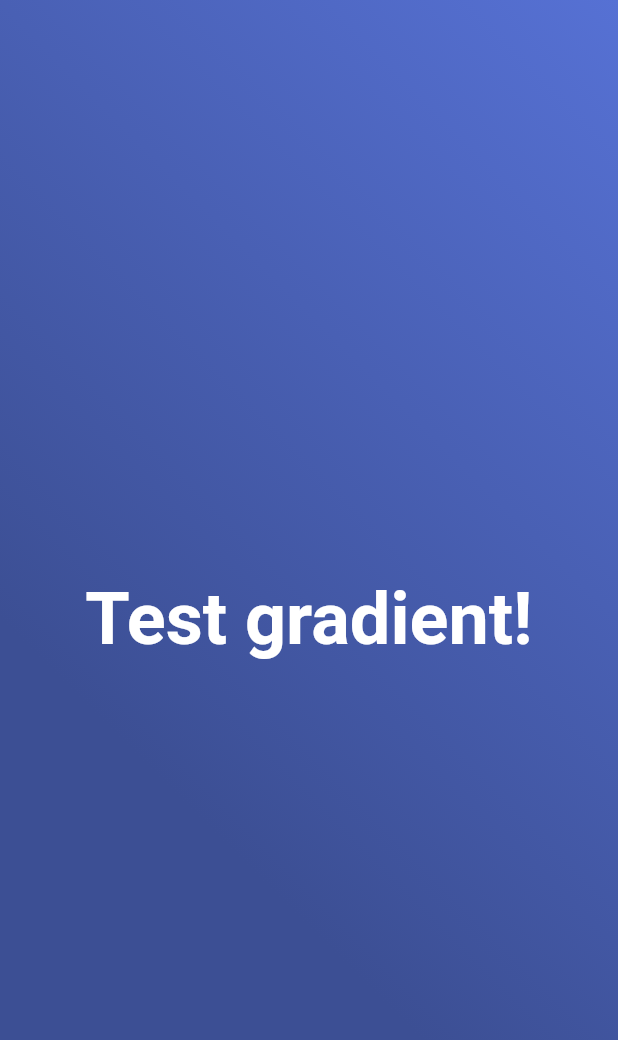
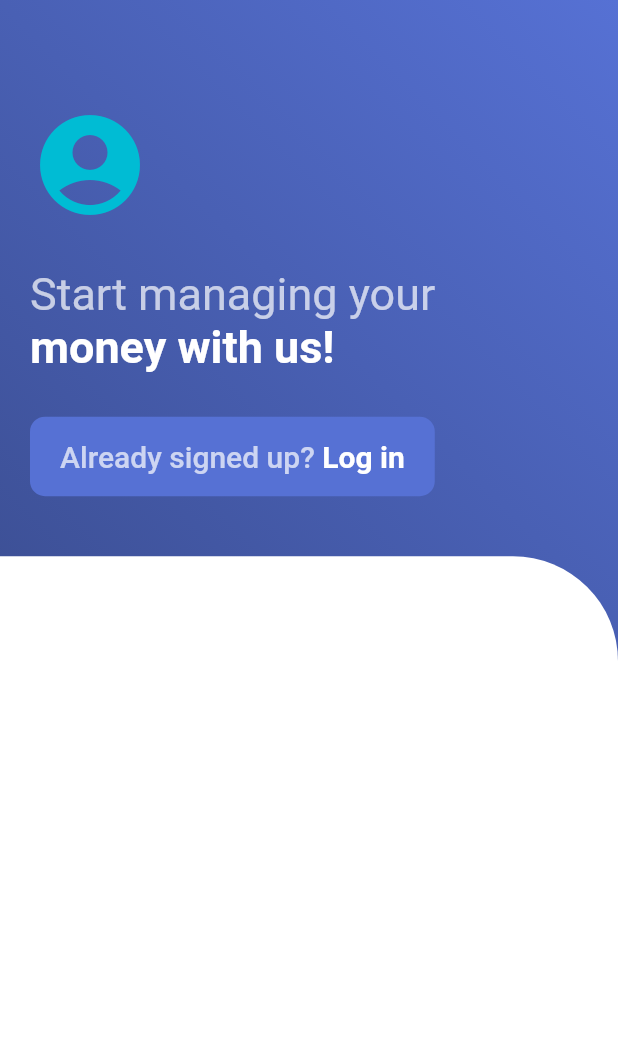
Before and after one commit to Jordan-Gillard/sign_up_page, a Flutter app: the screen it shows after launch, on a phone screen of 412 x 824 dp. Shown: the top 1040 px of the screen. Run offline on Flutter 3.47's test engine with Material 2 defaults, Android fonts, the phone set to English and light mode, and no system bars.

Commit message:
feat: Finishes top of login screen
This commit completes the top part of the login screen. This
includes an icon, Text widgets, and a login button (which
is a dummy button, as doesn't do anything).

```diff
--- a/lib/constants.dart
+++ b/lib/constants.dart
@@ -15,3 +15,7 @@ MaterialColor blueMaterialColor = MaterialColor(
     900: Color(0xFF080b15),
   },
 );
+
+TextStyle largeTextStyle = TextStyle(fontSize: 30.0, color: Colors.white);
+TextStyle smallTextStyle = TextStyle(fontSize: 20.0, color: Colors.white);
+Color lightTextGray = Colors.white70;
--- a/lib/login.dart
+++ b/lib/login.dart
@@ -14,14 +14,68 @@ class Login extends StatelessWidget {
               colors: [blueMaterialColor.shade50, blueMaterialColor.shade300],
             ),
           ),
-          child: Center(
-            child: Text(
-              "Test gradient!",
-              style: TextStyle(
-                  fontSize: 48.0,
-                  fontWeight: FontWeight.bold,
-                  color: Colors.white),
-            ),
+          child: Column(
+            children: <Widget>[
+              Expanded(
+                flex: 45,
+                child: Padding(
+                  padding: const EdgeInsets.fromLTRB(20.0, 70.0, 40.0, 40.0),
+                  child: Column(
+                    crossAxisAlignment: CrossAxisAlignment.start,
+                    children: <Widget>[
+                      Icon(
+                        Icons.account_circle,
+                        color: Colors.cyan,
+                        size: 80.0,
+                      ),
+                      Spacer(),
+                      Text("Start managing your",
+                          style: largeTextStyle
+                              .merge(TextStyle(color: lightTextGray))),
+                      Text("money with us!",
+                          style: largeTextStyle
+                              .merge(TextStyle(fontWeight: FontWeight.bold))),
+                      Spacer(),
+                      Row(
+                        children: <Widget>[
+                          FlatButton(
+                            shape: RoundedRectangleBorder(
+                                borderRadius: BorderRadius.circular(10.0)),
+                            padding: EdgeInsets.symmetric(
+                                vertical: 15.0, horizontal: 20.0),
+                            color: blueMaterialColor.shade50,
+                            onPressed: () {
+                              print("Log in button pressed.");
+                            },
+                            child: Row(
+                              children: <Widget>[
+                                Text("Already signed up? ",
+                                    style: smallTextStyle.merge(
+                                        TextStyle(color: lightTextGray))),
+                                Text(
+                                  "Log in",
+                                  style: smallTextStyle.merge(
+                                      TextStyle(fontWeight: FontWeight.bold)),
+                                )
+                              ],
+                            ),
+                          ),
+                          Spacer()
+                        ],
+                      )
+                    ],
+                  ),
+                ),
+              ),
+              Expanded(
+                flex: 55,
+                child: Container(
+                    decoration: BoxDecoration(
+                        color: Colors.white,
+                        borderRadius: BorderRadius.only(
+                            topRight: Radius.circular(70.0)))),
+              )
+            ],
           ),
         ),
       ),
```
